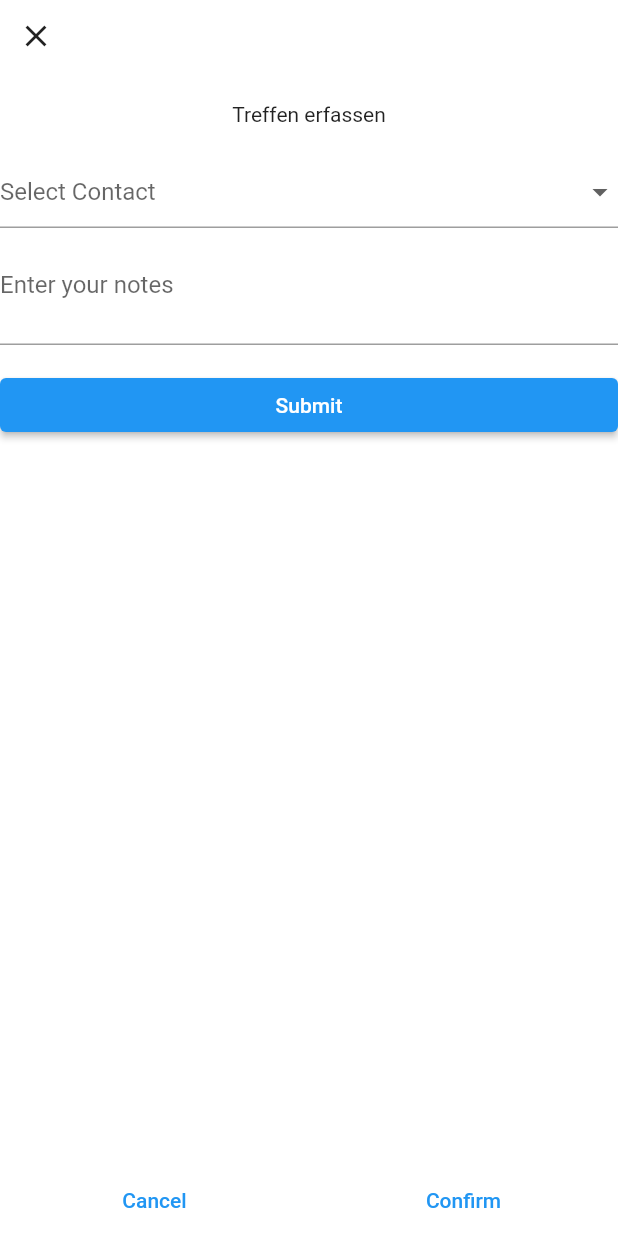
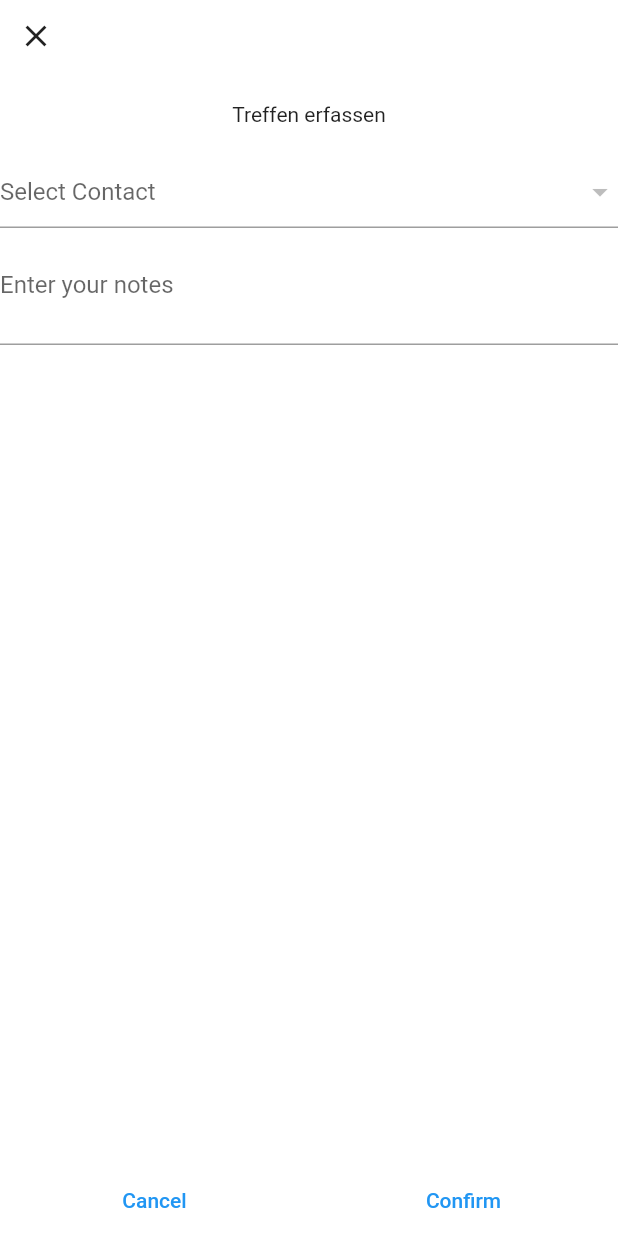
Before and after one commit to MarcoBeyer/sogami_flutter, a Flutter app: the screen it shows after launch, item 2 of the bottom bar chosen, after a tap on "Treffen erfassen", on a phone screen of 412 x 824 dp. Run offline on Flutter 3.47's test engine with Material 2 defaults, Android fonts, the phone set to English and light mode, and no system bars; our stand-ins replace go_router, isar, shared_preferences; accounts and stored records are empty; generated files the repository leaves out were written again.

Commit message:
added create appointment modal and added i18n lib to flutter

```diff
--- a/lib/ui/app_scaffold.dart
+++ b/lib/ui/app_scaffold.dart
@@ -21,11 +21,12 @@
         items: const <BottomNavigationBarItem>[
           BottomNavigationBarItem(
             icon: Icon(Icons.home),
-            label: 'Home',
+            label: 'Entdecken',
           ),
+          // add button with plus icon
           BottomNavigationBarItem(
-            icon: Icon(Icons.business),
-            label: 'Business',
+            icon: Icon(Icons.auto_graph),
+            label: 'Netzwerk',
           ),
           BottomNavigationBarItem(
             icon: Icon(Icons.school),
--- a/lib/ui/common/forms/create_appointment.dart
+++ /dev/null
@@ -1,97 +0,0 @@
-import 'package:flutter/material.dart';
-import 'package:sogami_flutter/ui/common/models/sogami_page.dart';
-
-import '../models/user.dart';
-
-class CreateAppointmentForm extends StatefulWidget {
-  const CreateAppointmentForm({super.key, required this.onCreate});
-
-  final void Function(SogamiPage) onCreate;
-
-  @override
-  State<CreateAppointmentForm> createState() => _CreateAppointmentFormState();
-}
-
-class _CreateAppointmentFormState extends State<CreateAppointmentForm> {
-  String? selectedValue;
-  TextEditingController notesController = TextEditingController();
-
-  final formKey = GlobalKey<FormState>();
-
-  @override
-  Widget build(BuildContext context) {
-    return Form(
-        key: formKey,
-        child: ListView(
-          children: [
-            DropdownButtonFormField(
-              items: const [
-                DropdownMenuItem(
-                  value: 'Contact 1',
-                  child: Text('Contact 1'),
-                ),
-                DropdownMenuItem(
-                  value: 'Contact 2',
-                  child: Text('Contact 2'),
-                ),
-                DropdownMenuItem(
-                  value: 'Contact 3',
-                  child: Text('Contact 3'),
-                ),
-              ],
-              decoration: const InputDecoration(
-                hintText: 'Select Contact',
-              ),
-              onChanged: (String? value) {
-                setState(() {
-                  selectedValue = value;
-                });
-              },
-              value: selectedValue,
-              validator: (value) {
-                if (value == null || value.isEmpty) {
-                  return 'Please enter some text';
-                }
-                return null;
-              },
-            ),
-            const SizedBox(height: 16),
-            TextFormField(
-              controller: notesController,
-              decoration: const InputDecoration(
-                hintText: 'Enter your notes',
-              ),
-              minLines: 2,
-              maxLines: null,
-              validator: (value) {
-                if (value == null || value.isEmpty) {
-                  return 'Please enter some text';
-                }
-                return null;
-              },
-            ),
-            const SizedBox(height: 16),
-            ElevatedButton(
-              onPressed: () {
-                if (formKey.currentState!.validate()) {
-                  formKey.currentState!.save();
-                  widget.onCreate(SogamiPage.newPage(
-                    parentId: 'database-1',
-                    createdBy: User(
-                      id: 'user-1',
-                      name: 'Max Mustermann',
-                      type: 'user',
-                    ),
-                    properties: {
-                      'person': selectedValue!,
-                      'notes': notesController.text
-                    },
-                  ));
-                }
-              },
-              child: const Text('Submit'),
-            ),
-          ],
-        ));
-  }
-}
--- /dev/null
+++ b/lib/ui/common/modals/create_appointment_modal.dart
@@ -0,0 +1,90 @@
+import 'package:flutter/material.dart';
+import 'package:sogami_flutter/ui/common/modals/app_modals.dart';
+
+import '../data/example_data.dart';
+import '../models/sogami_page.dart';
+
+class CreateAppointmentForm extends StatefulWidget {
+  const CreateAppointmentForm({super.key, this.onConfirm, this.onCancel});
+
+  final Function(SogamiPage)? onConfirm;
+  final VoidCallback? onCancel;
+
+  @override
+  State<CreateAppointmentForm> createState() => _CreateAppointmentFormState();
+}
+
+class _CreateAppointmentFormState extends State<CreateAppointmentForm> {
+  String? _selectedValue;
+  final TextEditingController _notesController = TextEditingController();
+  final _formKey = GlobalKey<FormState>();
+
+  @override
+  Widget build(BuildContext context) {
+    return FormModal(
+        title: 'Treffen erfassen',
+        onConfirm: () => {
+              //collect fields and store in database
+              if (_formKey.currentState!.validate())
+                {
+                  _formKey.currentState!.save(),
+                  widget.onConfirm!(SogamiPage.newPage(
+                    parentId: 'database-1',
+                    createdBy: users[0],
+                    properties: {
+                      'person': _selectedValue!,
+                      'notes': _notesController.text
+                    },
+                    title: 'Treffen',
+                  )),
+                  Navigator.of(context).pop(),
+                }
+            },
+        onCancel: () => {Navigator.of(context).pop(true), widget.onCancel!()},
+        child: Form(
+            key: _formKey,
+            child: ListView(
+              children: [
+                DropdownButtonFormField(
+                  items: users
+                      .map((e) => DropdownMenuItem(
+                            value: e.id,
+                            child: Text(e.name),
+                          ))
+                      .toList(),
+                  decoration: const InputDecoration(
+                    hintText: 'Select Contact',
+                  ),
+                  onChanged: (String? value) {
+                    setState(() {
+                      _selectedValue = value;
+                    });
+                  },
+                  onSaved: (value) => _selectedValue = value,
+                  value: _selectedValue,
+                  validator: (value) {
+                    if (value == null || value.isEmpty) {
+                      return 'Please enter some text';
+                    }
+                    return null;
+                  },
+                ),
+                const SizedBox(height: 16),
+                TextFormField(
+                  controller: _notesController,
+                  decoration: const InputDecoration(
+                    hintText: 'Enter your notes',
+                  ),
+                  minLines: 2,
+                  maxLines: null,
+                  validator: (value) {
+                    if (value == null || value.isEmpty) {
+                      return 'Please enter some text';
+                    }
+                    return null;
+                  },
+                ),
+              ],
+            )));
+  }
+}
--- a/lib/ui/common/models/sogami_page.dart
+++ b/lib/ui/common/models/sogami_page.dart
@@ -1,4 +1,3 @@
-import 'package:isar/isar.dart';
 import 'package:sogami_flutter/ui/common/models/sogami_child_document.dart';
 import 'package:sogami_flutter/ui/common/models/sogami_link.dart';
 import 'package:uuid/uuid.dart';
--- a/lib/ui/screens/home.dart
+++ b/lib/ui/screens/home.dart
@@ -1,11 +1,10 @@
 import 'package:flutter/material.dart';
 import 'package:sogami_flutter/ui/common/action_card.dart';
-import 'package:sogami_flutter/ui/common/forms/create_appointment.dart';
-import 'package:sogami_flutter/ui/common/modals/app_modals.dart';
-import 'package:sogami_flutter/ui/common/models/sogami_block.dart';
-import 'package:sogami_flutter/ui/common/models/sogami_database.dart';
+import 'package:sogami_flutter/ui/common/modals/create_appointment_modal.dart';
+import 'package:sogami_flutter/ui/common/modals/create_relationship_note_modal.dart';
 import 'package:sogami_flutter/ui/common/models/sogami_page.dart';
-import 'package:sogami_flutter/ui/common/models/user.dart';
+
+import '../common/data/example_data.dart';
 
 class MyHomePage extends StatefulWidget {
   const MyHomePage({super.key, required this.title});
@@ -17,42 +16,9 @@
 }
 
 class _MyHomePageState extends State<MyHomePage> {
-  late SogamiDatabase database;
-  List<SogamiPage> pages = [];
-  late SogamiBlock block;
+  _MyHomePageState();
 
-  _MyHomePageState() {
-    User user = User(id: 'user-1', name: 'Max Mustermann', type: 'user');
-    database = SogamiDatabase(
-        availableProperties: [],
-        title: 'CRM',
-        description: 'Kontakte',
-        id: 'database-1',
-        lastModifiedBy: user,
-        lastModifiedOn: DateTime.now(),
-        createdBy: user,
-        createdOn: DateTime.now());
-
-    pages.add(SogamiPage(
-        properties: {},
-        title: 'Treffen',
-        id: 'page-1',
-        parentId: 'database-1',
-        lastModifiedBy: user,
-        lastModifiedOn: DateTime.now(),
-        createdBy: user,
-        createdOn: DateTime.now()));
-
-    block = SogamiBlock(
-        children: [],
-        type: 'text',
-        id: 'block-1',
-        parentId: 'page-1',
-        lastModifiedBy: user,
-        lastModifiedOn: DateTime.now(),
-        createdBy: user,
-        createdOn: DateTime.now());
-  }
+  final formKey = GlobalKey<FormState>();
 
   @override
   Widget build(BuildContext context) {
@@ -70,27 +36,21 @@
             onTap: () {
               showDialog(
                   context: context,
-                  builder: (context) => FormModal(
-                      title: 'Treffen erfassen',
-                      onConfirm: () => {
-                            //collect fields and store in database
-                            Navigator.of(context).pop()
-                          },
-                      onCancel: () => Navigator.of(context).pop(),
-                      child: CreateAppointmentForm(
-                          onCreate: (appointment) => {
-                                setState(() {
-                                  pages.add(appointment);
-                                })
-                              })));
+                  builder: (context) => CreateAppointmentForm(
+                      onConfirm: (SogamiPage page) =>
+                          {setState(() => pages.add(page))}));
             },
           ),
           ActionCard(
-            title: 'Action 2',
+            title: 'Notiz zu Beziehung erfassen',
             subtitle: 'Subtitle 2',
             trailing: '2',
             onTap: () {
-              // do something
+              showDialog(
+                  context: context,
+                  builder: (context) => CreateRelationshipNoteForm(
+                      onConfirm: (SogamiPage page) =>
+                      {setState(() => pages.add(page))}));
             },
           ),
           ActionCard(
@@ -110,11 +70,21 @@
             },
           ),
           ListView.builder(
-              itemCount: pages.length,
+              itemCount: pages
+                  .where((element) => element.parentId == 'database-1')
+                  .length,
               itemBuilder: (context, index) {
                 return ListTile(
-                  title: Text(pages[index].properties['person'] ?? 'No person'),
-                  subtitle: Text(pages[index].properties['notes'] ?? 'No notes'),
+                  title: Text(pages
+                          .where((element) => element.parentId == 'database-1')
+                          .toList()[index]
+                          .properties['person'] ??
+                      'No person'),
+                  subtitle: Text(pages
+                          .where((element) => element.parentId == 'database-1')
+                          .toList()[index]
+                          .properties['notes'] ??
+                      'No notes'),
                 );
               }),
         ],
--- a/pubspec.yaml
+++ b/pubspec.yaml
@@ -40,6 +40,7 @@
   isar_flutter_libs: ^3.0.5
   uuid: ^3.0.7
   shared_preferences: ^2.1.0
+  intl: ^0.18.0
 
 dev_dependencies:
   flutter_test:
```
Also changed, not shown: lib/ui/common/models/db/sogami_db_link.g.dart, lib/ui/common/models/db/sogami_db_page.g.dart, lib/ui/common/models/db/sogami_db_user.g.dart, pubspec.lock.
